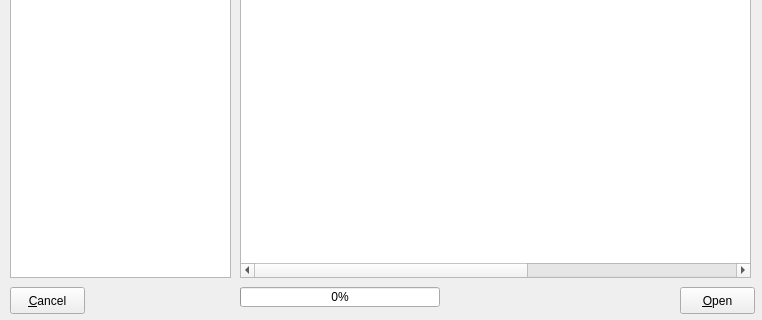
BackupTheBerlios/first4-svn, file trunk/ui/docopendraftfrm.ui: the form before one commit; both pictures show x 0 to 762 and y 173 to 493 of the 762 by 493 pixel window.
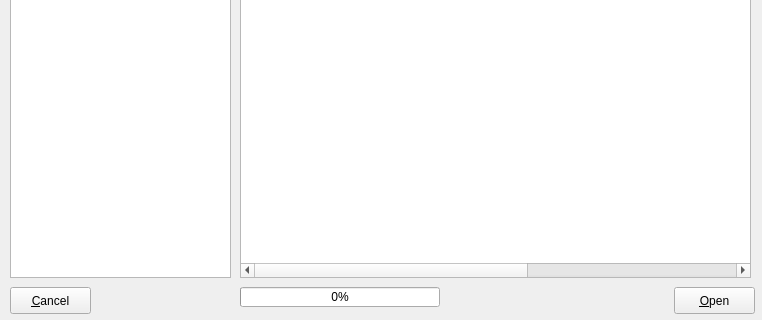
The form after the commit. Icons and pictures are not drawn.

```diff
--- a/trunk/ui/docopendraftfrm.ui
+++ b/trunk/ui/docopendraftfrm.ui
@@ -207,14 +207,12 @@
     <rect>
      <x>10</x>
      <y>460</y>
-     <width>75</width>
+     <width>81</width>
      <height>27</height>
     </rect>
    </property>
    <property name="sizePolicy" >
-    <sizepolicy>
-     <hsizetype>0</hsizetype>
-     <vsizetype>0</vsizetype>
+    <sizepolicy vsizetype="Fixed" hsizetype="Fixed" >
      <horstretch>0</horstretch>
      <verstretch>0</verstretch>
     </sizepolicy>
@@ -226,16 +224,14 @@
   <widget class="QPushButton" name="btnopen" >
    <property name="geometry" >
     <rect>
-     <x>680</x>
+     <x>674</x>
      <y>460</y>
-     <width>75</width>
+     <width>81</width>
      <height>27</height>
     </rect>
    </property>
    <property name="sizePolicy" >
-    <sizepolicy>
-     <hsizetype>0</hsizetype>
-     <vsizetype>0</vsizetype>
+    <sizepolicy vsizetype="Fixed" hsizetype="Fixed" >
      <horstretch>0</horstretch>
      <verstretch>0</verstretch>
     </sizepolicy>
```
Left out of the diff: 40 changed lines with no effect on the pictures.
